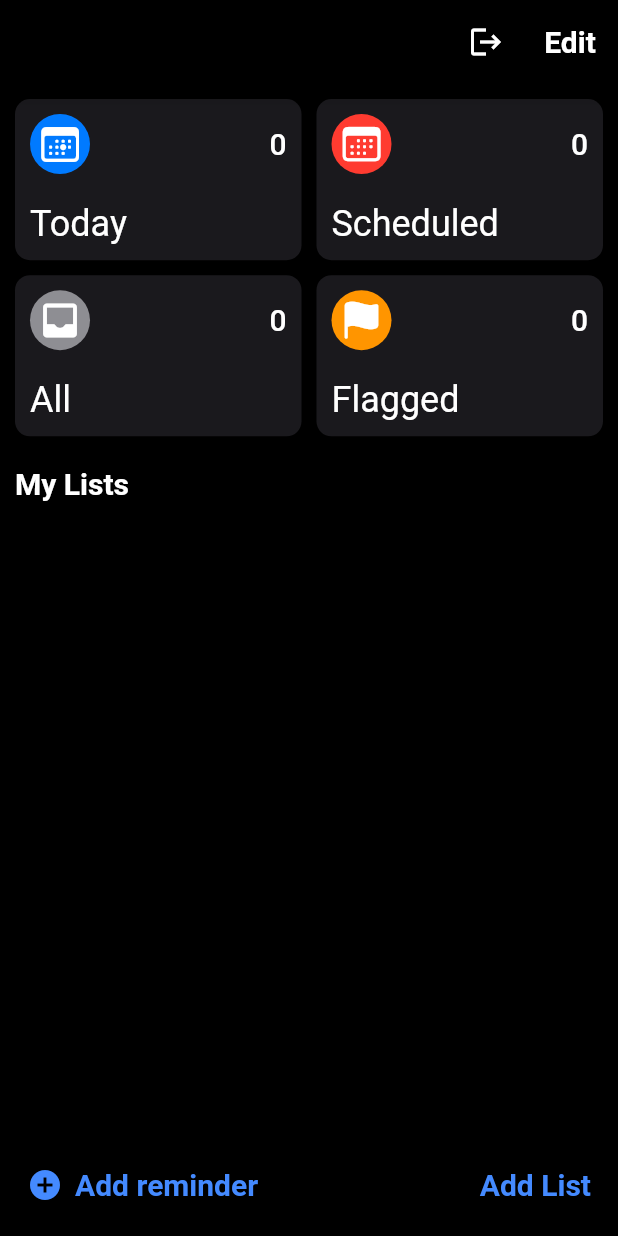
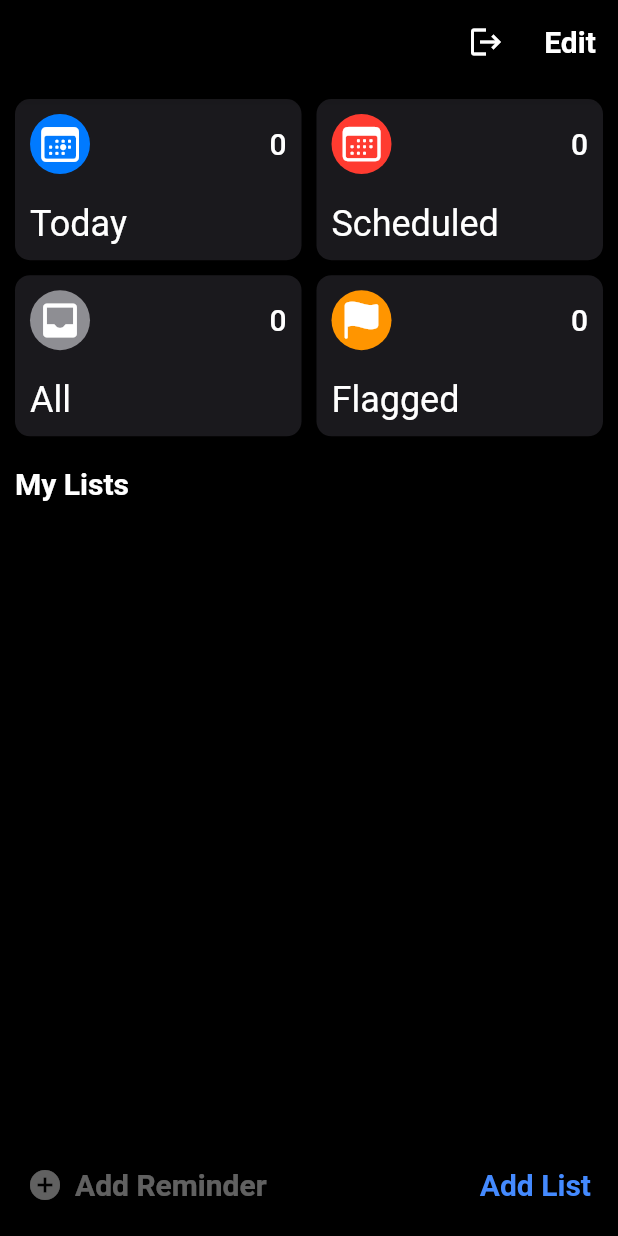
Before and after one commit to pgmckillop/flutter-reminders-varun, a Flutter app: the screen it shows once a user with an empty profile is signed in, on a phone screen of 412 x 824 dp. Run offline on Flutter 3.47's test engine with Material 2 defaults, Android fonts, the phone set to English and light mode, and no system bars; our stand-ins replace cloud_firestore, firebase_auth, firebase_core, lottie; accounts and stored records are empty.

Commit message:
Lecture 73 end
Select List for reminder

```diff
--- a/lib/main.dart
+++ b/lib/main.dart
@@ -1,11 +1,6 @@
 import 'package:firebase_auth/firebase_auth.dart';
 import 'package:firebase_core/firebase_core.dart';
 import 'package:flutter/material.dart';
-import 'package:reminders/models/todo_list/todo_list_collection.dart';
-import 'package:reminders/screens/add_list/add_list_screen.dart';
-import 'package:reminders/screens/auth/authenticate_screen.dart';
-import 'package:reminders/screens/home/home_screen.dart';
-import 'package:reminders/screens/add_reminder/add_reminder_screen.dart';
 import 'package:provider/provider.dart';
 import 'package:reminders/screens/wrapper.dart';
 
@@ -41,7 +36,7 @@ class _AppState extends State<App> {
           return StreamProvider<User?>.value(
             value: FirebaseAuth.instance.authStateChanges(),
             initialData: FirebaseAuth.instance.currentUser,
-            child: const Wrapper(),
+            child: Wrapper(),
           );
         }
 
--- /dev/null
+++ b/lib/models/reminder/reminder.dart
@@ -0,0 +1,37 @@
+class Reminder {
+  final String id; // firebase id
+  final String title;
+  final String categoryId;
+  final String? notes;
+  final Map<String, dynamic> list;
+  final int dueDate;
+  final Map<String, dynamic> dueTime;
+
+  Reminder(
+      {required this.id,
+      required this.title,
+      required this.categoryId,
+      this.notes,
+      required this.list,
+      required this.dueDate,
+      required this.dueTime}); //
+
+  Reminder.fromJson(Map<String, dynamic> json)
+      : id = json['id'],
+        title = json['title'],
+        categoryId = json['category_id'],
+        notes = json['notes'],
+        list = json['list'],
+        dueDate = json['due_date'],
+        dueTime = json['due_time'];
+
+  Map<String, dynamic> toJson() => {
+        'id': id,
+        'title': title,
+        'category_id': categoryId,
+        'notes': notes,
+        'list': list,
+        'due_date': dueDate,
+        'due_time': dueTime
+      };
+}
--- a/lib/models/todo_list/todo_list.dart
+++ b/lib/models/todo_list/todo_list.dart
@@ -4,16 +4,17 @@ class TodoList {
   final Map icon;
   final int reminderCount;
 
-  TodoList({
-    required this.id,
-    required this.title,
-    required this.icon,
-    required this.reminderCount,
-  });
+  TodoList(
+      {required this.id,
+      required this.title,
+      required this.icon,
+      required this.reminderCount});
 
+  //convert data to json for firebase!
   Map<String, dynamic> toJson() =>
       {'id': id, 'title': title, 'icon': icon, 'reminder_count': reminderCount};
 
+  //named constructor
   TodoList.fromJson(Map<String, dynamic> json)
       : id = json['id'],
         title = json['title'],
--- a/lib/models/todo_list/todo_list_collection.dart
+++ b/lib/models/todo_list/todo_list_collection.dart
@@ -4,7 +4,7 @@ import 'package:flutter/material.dart';
 import 'package:reminders/models/todo_list/todo_list.dart';
 
 class TodoListCollection with ChangeNotifier {
-  List<TodoList> _todoLists = [];
+  final List<TodoList> _todoLists = [];
 
   UnmodifiableListView<TodoList> get todoLists =>
       UnmodifiableListView(_todoLists);
--- a/lib/screens/auth/sign_in_screen.dart
+++ b/lib/screens/auth/sign_in_screen.dart
@@ -1,8 +1,5 @@
 import 'package:flutter/material.dart';
 import 'package:lottie/lottie.dart';
-import 'package:reminders/main.dart';
-import 'package:reminders/screens/home/home_screen.dart';
-
 import '../../services/auth_service.dart';
 
 class SignInScreen extends StatefulWidget {
@@ -36,7 +33,7 @@ class _SignInScreenState extends State<SignInScreen> {
             onPressed: () {
               widget.toggleView();
             },
-            icon: Icon(Icons.person),
+            icon: const Icon(Icons.person),
             label: const Text('Sign Up'),
           )
         ],
--- a/lib/screens/auth/sign_up_screen.dart
+++ b/lib/screens/auth/sign_up_screen.dart
@@ -1,4 +1,3 @@
-import 'package:firebase_auth/firebase_auth.dart';
 import 'package:flutter/material.dart';
 import 'package:lottie/lottie.dart';
 
@@ -35,7 +34,7 @@ class _SignUpScreenState extends State<SignUpScreen> {
             onPressed: () {
               widget.toggleView();
             },
-            icon: Icon(Icons.person),
+            icon: const Icon(Icons.person),
             label: const Text('Sign In'),
           )
         ],
--- a/lib/screens/home/home_screen.dart
+++ b/lib/screens/home/home_screen.dart
@@ -1,22 +1,14 @@
-import 'dart:collection';
-
 import 'package:firebase_auth/firebase_auth.dart';
 import 'package:flutter/material.dart';
-import 'package:reminders/common/widgets/category_icon.dart';
-import 'package:reminders/models/common/custom_color_collection.dart';
-import 'package:reminders/models/common/custom_icon_collection.dart';
-import 'package:reminders/models/todo_list/todo_list.dart';
 import 'package:reminders/screens/home/widgets/TodoLists.dart';
 import 'package:reminders/screens/home/widgets/footer.dart';
 import 'package:reminders/screens/home/widgets/grid_view_items.dart';
 import 'package:reminders/screens/home/widgets/list_view_items.dart';
 import '../../models/category/category_collection.dart';
-import '../../models/todo_list/todo_list_collection.dart';
-import 'package:provider/provider.dart';
-
-import '../auth/authenticate_screen.dart';
 
 class HomeScreen extends StatefulWidget {
+  const HomeScreen({Key? key}) : super(key: key);
+
   @override
   _HomeScreenState createState() => _HomeScreenState();
 }
@@ -75,10 +67,10 @@ class _HomeScreenState extends State<HomeScreen> {
               secondChild:
                   ListViewItems(categoryCollection: categoryCollection),
             ),
-            Expanded(
+            const Expanded(
               child: TodoLists(),
             ),
-            Footer()
+            const Footer()
           ],
         ),
       ),
--- a/lib/screens/home/widgets/TodoLists.dart
+++ b/lib/screens/home/widgets/TodoLists.dart
@@ -3,19 +3,19 @@ import 'package:firebase_auth/firebase_auth.dart';
 import 'package:flutter/material.dart';
 import 'package:provider/provider.dart';
 import 'package:reminders/models/todo_list/todo_list.dart';
-import 'package:reminders/models/todo_list/todo_list_collection.dart';
-
 import '../../../common/widgets/category_icon.dart';
 import '../../../models/common/custom_color_collection.dart';
 import '../../../models/common/custom_icon_collection.dart';
 
 class TodoLists extends StatelessWidget {
+  const TodoLists({Key? key}) : super(key: key);
+
   @override
   Widget build(BuildContext context) {
     final todoLists = Provider.of<List<TodoList>>(context);
     final user = Provider.of<User?>(context, listen: false);
     return Padding(
-      padding: const EdgeInsets.all(10.0),
+      padding: const EdgeInsets.all(10),
       child: Column(
         crossAxisAlignment: CrossAxisAlignment.start,
         children: [
@@ -26,28 +26,27 @@ class TodoLists extends StatelessWidget {
                 .headline6!
                 .copyWith(fontWeight: FontWeight.bold),
           ),
-          const SizedBox(
-            height: 10.0,
-          ),
+          const SizedBox(height: 10),
           Container(
             clipBehavior: Clip.antiAlias,
             decoration: BoxDecoration(
-              borderRadius: BorderRadius.circular(10.0),
+              borderRadius: BorderRadius.circular(10),
             ),
             child: ListView.builder(
+                physics: const NeverScrollableScrollPhysics(),
                 padding: EdgeInsets.zero,
                 shrinkWrap: true,
                 itemCount: todoLists.length,
                 itemBuilder: (context, index) {
                   return Dismissible(
                     onDismissed: (direction) async {
-                      // Delete the todo
-                      //deleteTodoList(todoLists[index]);
+                      //delete the todo
+                      // deleteTodoList(todoLists[index]);
                       // Provider.of<TodoListCollection>(context, listen: false)
                       //     .removeTodoList(todoLists[index]);
                       final todoListRef = FirebaseFirestore.instance
                           .collection('users')
-                          .doc(user?.uid)
+                          .doc(user!.uid)
                           .collection('todo_lists')
                           .doc(todoLists[index].id);
                       try {
@@ -62,14 +61,15 @@ class TodoLists extends StatelessWidget {
                     background: Container(
                       alignment: AlignmentDirectional.centerEnd,
                       color: Colors.red,
-                      child: Padding(
-                        padding: const EdgeInsets.fromLTRB(0, 0, 20, 0),
+                      child: const Padding(
+                        padding: EdgeInsets.fromLTRB(0, 0, 20, 0),
                         child: Icon(Icons.delete),
                       ),
                     ),
                     child: Card(
                       shape: const RoundedRectangleBorder(
-                            borderRadius: BorderRadius.zero),
+                        borderRadius: BorderRadius.zero,
+                      ),
                       elevation: 0,
                       margin: EdgeInsets.zero,
                       child: ListTile(
@@ -79,17 +79,15 @@ class TodoLists extends StatelessWidget {
                                 .color),
                             iconData: (CustomIconCollection()
                                 .findIconById(todoLists[index].icon['id'])
-                                .icon),
-                          ),
+                                .icon)),
                         title: Text(todoLists[index].title),
-                          trailing: Text(
-                            '0',
+                        trailing: Text('0',
                             style: Theme.of(context)
                                 .textTheme
                                 .bodyText2!
-                                .copyWith(fontWeight: FontWeight.bold),
+                                .copyWith(fontWeight: FontWeight.bold)),
                       ),
-                        )),
+                    ),
                   );
                 }),
           ),
--- a/lib/screens/home/widgets/footer.dart
+++ b/lib/screens/home/widgets/footer.dart
@@ -1,53 +1,46 @@
-import 'dart:ui';
-
 import 'package:flutter/material.dart';
+import 'package:provider/provider.dart';
 import 'package:reminders/models/todo_list/todo_list.dart';
 import 'package:reminders/screens/add_list/add_list_screen.dart';
 import 'package:reminders/screens/add_reminder/add_reminder_screen.dart';
 
 class Footer extends StatelessWidget {
-  // final addNewListCallback;
-  //
-  // const Footer({
-  //   required this.addNewListCallback,
-  // });
+  const Footer({Key? key}) : super(key: key);
 
   @override
   Widget build(BuildContext context) {
+    final todoLists = Provider.of<List<TodoList>>(context);
     return Container(
-      padding: const EdgeInsets.all(10.0),
+        padding: const EdgeInsets.all(10),
         child: Row(
           mainAxisAlignment: MainAxisAlignment.spaceBetween,
           children: [
             TextButton.icon(
+              onPressed: todoLists.isNotEmpty
+                  ? () {
+                      Navigator.push(
+                        context,
+                        MaterialPageRoute(
+                            builder: (context) => const AddReminderScreen(),
+                            fullscreenDialog: true),
+                      );
+                    }
+                  : null,
+              icon: const Icon(Icons.add_circle),
+              label: const Text('Add Reminder'),
+            ),
+            TextButton(
               onPressed: () {
                 Navigator.push(
                   context,
                   MaterialPageRoute(
-                  builder: (context) => const AddReminderScreen(),
-                  fullscreenDialog: true,
-                ),
+                      builder: (context) => const AddListScreen(),
+                      fullscreenDialog: true),
                 );
               },
-            icon: const Icon(Icons.add_circle),
-            label: const Text('Add reminder'),
-          ),
-          TextButton(
-            onPressed: () {
-              //TodoList newList = await
-              Navigator.push(
-                context,
-                MaterialPageRoute(
-                  builder: (context) => const AddListScreen(),
-                  fullscreenDialog: true,
-                ),
-              );
-              //addNewListCallback(newList);
-            },
               child: const Text('Add List'),
-          ),
+            )
           ],
-      ),
-    );
+        ));
   }
 }
--- a/lib/screens/wrapper.dart
+++ b/lib/screens/wrapper.dart
@@ -11,16 +11,12 @@ import 'auth/authenticate_screen.dart';
 import 'home/home_screen.dart';
 
 class Wrapper extends StatelessWidget {
-  const Wrapper({
-    Key? key,
-  }) : super(key: key);
-
   @override
   Widget build(BuildContext context) {
     final user = Provider.of<User?>(context);
     final todoListStream = FirebaseFirestore.instance
         .collection('users')
-        .doc(user!.uid)
+        .doc(user?.uid)
         .collection('todo_lists')
         .snapshots()
         .map((snapshot) => snapshot.docs
@@ -38,35 +34,22 @@ class Wrapper extends StatelessWidget {
         debugShowCheckedModeBanner: false,
         // initialRoute: '/',
         routes: {
-          // '/': (context) => const AuthenticateScreen(),
-          '/home': (context) => HomeScreen(),
-          '/addList': (context) => const AddListScreen(),
-          '/addReminder': (context) => const AddReminderScreen(),
+          // '/': (context) => AuthenticateScreen(),
+          'home': (context) => const HomeScreen(),
+          'addList': (context) => const AddListScreen(),
+          'addReminder': (context) => const AddReminderScreen()
         },
-        home: user != null ? HomeScreen() : AuthenticateScreen(),
+        home: user != null ? const HomeScreen() : const AuthenticateScreen(),
         theme: ThemeData(
             brightness: Brightness.dark,
             scaffoldBackgroundColor: Colors.black,
-          appBarTheme: const AppBarTheme(
-            color: Colors.black,
-            toolbarTextStyle: TextStyle(
-              color: Colors.white,
-            ),
-            titleTextStyle: TextStyle(
-              color: Colors.white,
-            ),
-            iconTheme: IconThemeData(
-              color: Colors.white,
-            ),
-          ),
+            appBarTheme: const AppBarTheme(backgroundColor: Colors.black),
             iconTheme: const IconThemeData(color: Colors.white),
             textButtonTheme: TextButtonThemeData(
               style: TextButton.styleFrom(
                 primary: Colors.blueAccent,
-              textStyle: const TextStyle(
-                fontSize: 20.0,
-                fontWeight: FontWeight.bold,
-              ),
+                textStyle:
+                    const TextStyle(fontWeight: FontWeight.bold, fontSize: 20),
               ),
             ),
             elevatedButtonTheme: ElevatedButtonThemeData(
@@ -74,12 +57,7 @@ class Wrapper extends StatelessWidget {
                 shape: const StadiumBorder(),
               ),
             ),
-          dividerColor: Colors.grey[600],
-          colorScheme: ColorScheme.fromSwatch().copyWith(
-            brightness: Brightness.dark,
-            secondary: Colors.white,
-          ),
-        ),
+            dividerColor: Colors.grey[600]),
       ),
     );
   }
--- a/lib/services/auth_service.dart
+++ b/lib/services/auth_service.dart
@@ -21,6 +21,7 @@ class AuthService {
           email: email, password: password);
       return userCredential.user;
     } on FirebaseAuthException catch (e) {
+      // ignore: avoid_print
       print(e.message);
     }
   }
```
Also changed, not shown: lib/screens/add_list/add_list_screen.dart (+11 -10 lines), lib/screens/add_reminder/add_reminder_screen.dart (+61 -46 lines), lib/screens/add_reminder/select_reminder_list_screen.dart (added, +39 -0 lines). Lines whose indentation alone changed are shown as unchanged.
